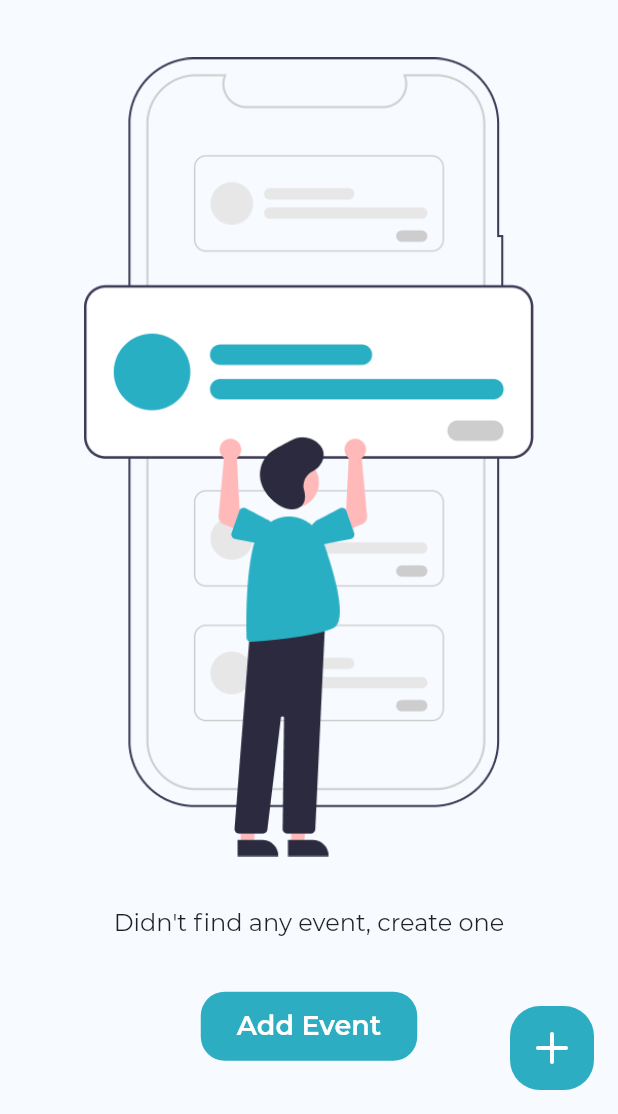
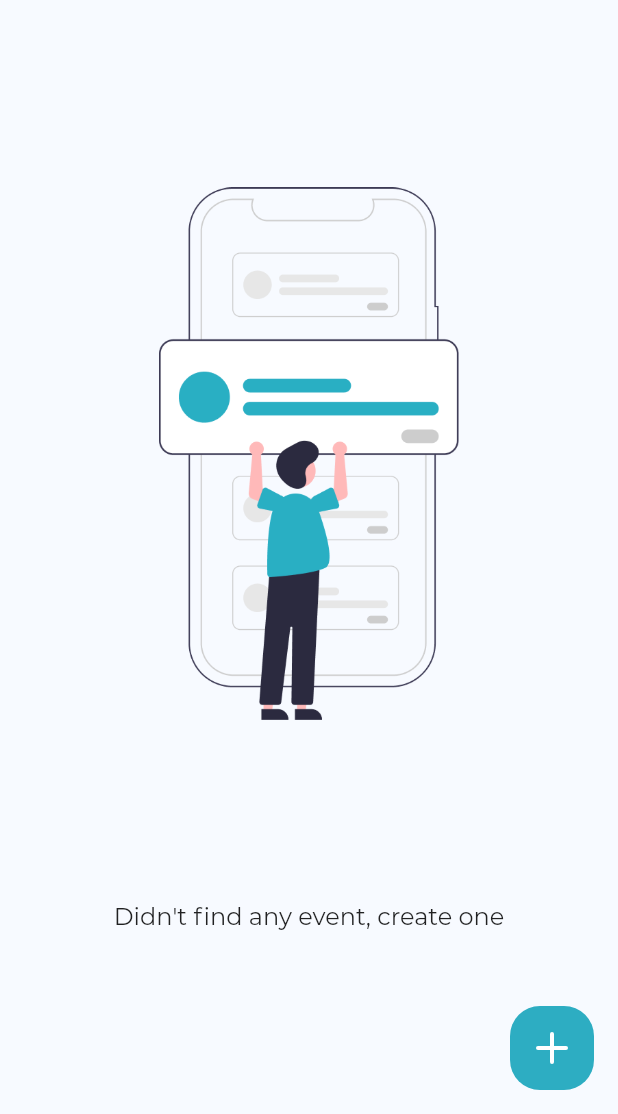
Before and after one commit to Runbhumi/Runbhumi, a Flutter app: the ExploreEvents screen opened directly, on a phone screen of 412 x 824 dp, the part 122-1236 px from its top. Run offline on Flutter 3.47's test engine with Material 2 defaults, Android fonts, the phone set to English and light mode, and no system bars; our stand-ins replace bubble_tab_indicator, cloud_firestore, datetime_picker_formfield, firebase_auth, firebase_core, firebase_messaging and 9 more; missing offline and left inert: connectivity_wrapper; accounts and stored records are empty; project files that could hold a hidden picture were left out.

Commit message:
🎗 Issue #309 Fix

```diff
--- a/lib/view/Explore Events/exploreEvents.dart
+++ b/lib/view/Explore Events/exploreEvents.dart
@@ -643,26 +643,28 @@ class ExploreEventEmptyState extends StatelessWidget {
         mainAxisAlignment: MainAxisAlignment.spaceEvenly,
         children: [
           Center(
-            child: Image.asset("assets/post_online.png", width: 300),
+            child: SizedBox(
+                width: 200,
+                child: Image.asset("assets/post_online.png", width: 300)),
           ),
           Text(
             "Didn't find any event, create one",
             style: Theme.of(context).textTheme.subtitle1,
           ),
-          Button(
-            myColor: Theme.of(context).primaryColor,
-            myText: "Add Event",
-            onPressed: () {
-              Navigator.push(
-                context,
-                MaterialPageRoute(
-                  builder: (context) {
-                    return AddPost();
-                  },
-                ),
-              );
-            },
-          )
+          // Button(
+          //   myColor: Theme.of(context).primaryColor,
+          //   myText: "Add Event",
+          //   onPressed: () {
+          //     Navigator.push(
+          //       context,
+          //       MaterialPageRoute(
+          //         builder: (context) {
+          //           return AddPost();
+          //         },
+          //       ),
+          //     );
+          //   },
+          // )
         ],
       ),
     );
```
